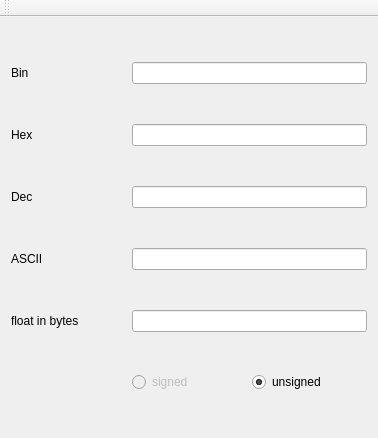
Old version of the form mainwindow.ui in the repository art1/numberConverter.
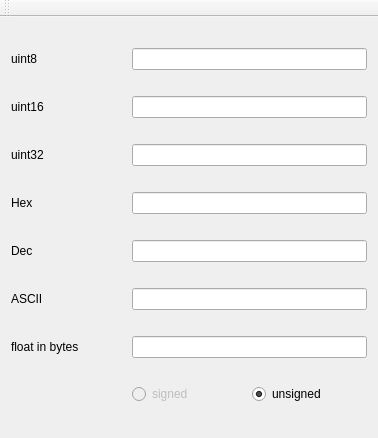
New version of the form.

```diff
--- a/mainwindow.ui
+++ b/mainwindow.ui
@@ -18,7 +18,7 @@
     <item row="0" column="0">
      <widget class="QLabel" name="label_bin">
       <property name="text">
-       <string>Bin</string>
+       <string>uint8</string>
       </property>
      </widget>
     </item>
@@ -33,62 +33,96 @@
      </widget>
     </item>
     <item row="1" column="0">
+     <widget class="QLabel" name="label_int16">
+      <property name="text">
+       <string>uint16</string>
+      </property>
+     </widget>
+    </item>
+    <item row="1" column="1" colspan="2">
+     <widget class="QLineEdit" name="lineEdit_int16">
+      <property name="inputMethodHints">
+       <set>Qt::ImhNone</set>
+      </property>
+      <property name="alignment">
+       <set>Qt::AlignRight|Qt::AlignTrailing|Qt::AlignVCenter</set>
+      </property>
+     </widget>
+    </item>
+    <item row="2" column="0">
+     <widget class="QLabel" name="label_int32">
+      <property name="text">
+       <string>uint32</string>
+      </property>
+     </widget>
+    </item>
+    <item row="2" column="1" colspan="2">
+     <widget class="QLineEdit" name="lineEdit_int32">
+      <property name="inputMethodHints">
+       <set>Qt::ImhNone</set>
+      </property>
+      <property name="alignment">
+       <set>Qt::AlignRight|Qt::AlignTrailing|Qt::AlignVCenter</set>
+      </property>
+     </widget>
+    </item>
+    <item row="3" column="0">
      <widget class="QLabel" name="label__hex">
       <property name="text">
        <string>Hex</string>
       </property>
      </widget>
     </item>
-    <item row="1" column="1" colspan="2">
+    <item row="3" column="1" colspan="2">
      <widget class="QLineEdit" name="lineEdit_hex">
       <property name="alignment">
        <set>Qt::AlignRight|Qt::AlignTrailing|Qt::AlignVCenter</set>
       </property>
      </widget>
     </item>
-    <item row="2" column="0">
+    <item row="4" column="0">
      <widget class="QLabel" name="label_dec">
       <property name="text">
        <string>Dec</string>
       </property>
      </widget>
     </item>
-    <item row="2" column="1" colspan="2">
+    <item row="4" column="1" colspan="2">
      <widget class="QLineEdit" name="lineEdit_dec">
       <property name="alignment">
        <set>Qt::AlignRight|Qt::AlignTrailing|Qt::AlignVCenter</set>
       </property>
      </widget>
     </item>
-    <item row="3" column="0">
+    <item row="5" column="0">
      <widget class="QLabel" name="label_ascii">
       <property name="text">
        <string>ASCII</string>
       </property>
      </widget>
     </item>
-    <item row="3" column="1" colspan="2">
+    <item row="5" column="1" colspan="2">
      <widget class="QLineEdit" name="lineEdit_ascii">
       <property name="alignment">
        <set>Qt::AlignRight|Qt::AlignTrailing|Qt::AlignVCenter</set>
       </property>
      </widget>
     </item>
-    <item row="4" column="0">
+    <item row="6" column="0">
      <widget class="QLabel" name="label_float">
       <property name="text">
        <string>float in bytes</string>
       </property>
      </widget>
     </item>
-    <item row="4" column="1" colspan="2">
+    <item row="6" column="1" colspan="2">
      <widget class="QLineEdit" name="lineEdit_float">
       <property name="alignment">
        <set>Qt::AlignRight|Qt::AlignTrailing|Qt::AlignVCenter</set>
       </property>
      </widget>
     </item>
-    <item row="5" column="1">
+    <item row="7" column="1">
      <widget class="QRadioButton" name="signed_2">
       <property name="enabled">
        <bool>false</bool>
@@ -98,7 +132,7 @@
       </property>
      </widget>
     </item>
-    <item row="5" column="2">
+    <item row="7" column="2">
      <widget class="QRadioButton" name="unsigned_2">
       <property name="text">
        <string>unsigned</string>
```
Left out of the diff: 4 changed lines with no effect on the pictures.
